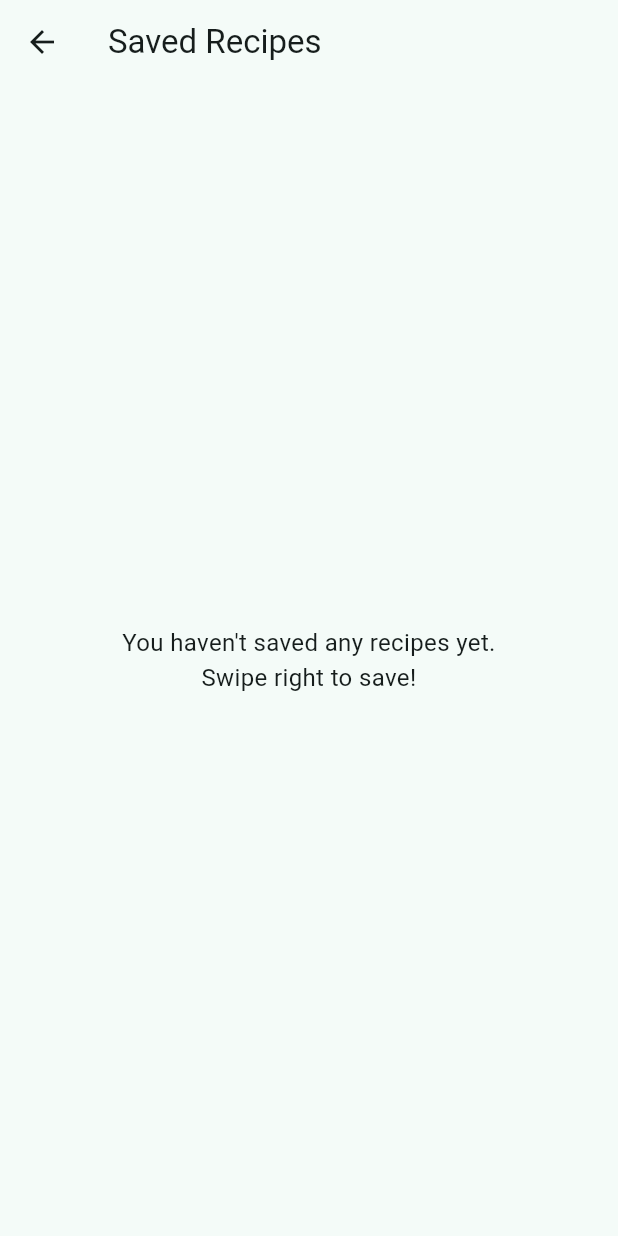
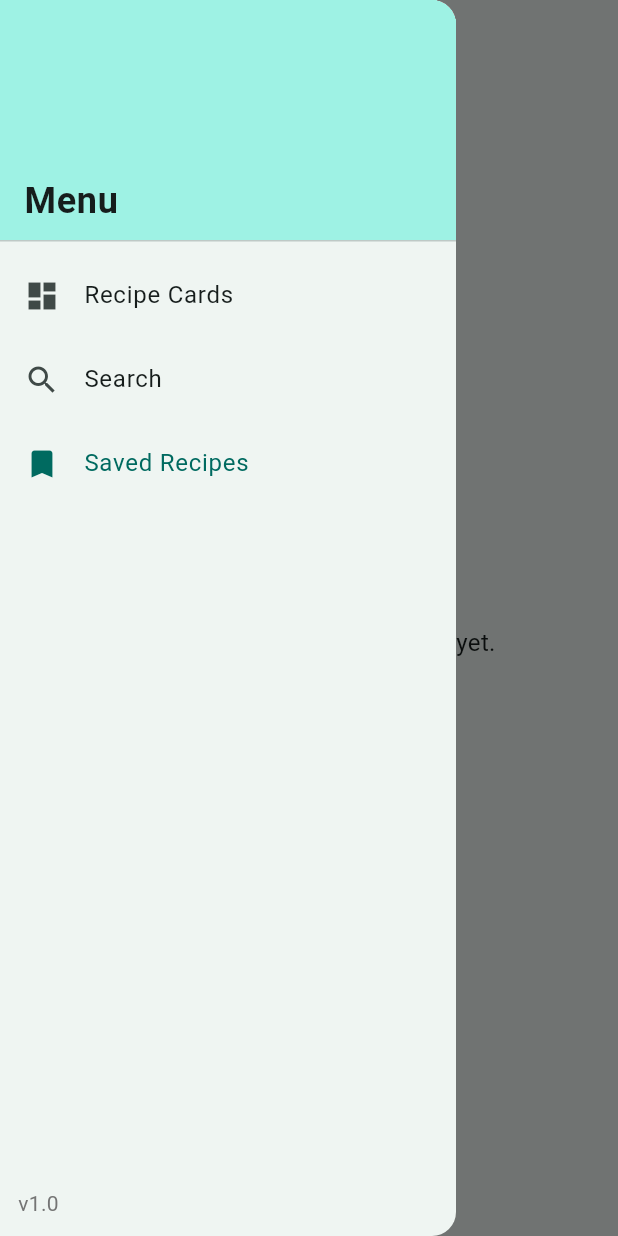
Before and after one commit to doebrained/cs1635_mpx, a Flutter app: the SavedRecipesScreen screen opened by its route, with the side drawer open (before the commit the screen has no drawer), on a phone screen of 412 x 824 dp. Run offline on Flutter 3.47's test engine with Material 3 defaults, Android fonts, the phone set to English and light mode, and no system bars; our stand-ins replace flutter_card_swiper; network calls fail.

Commit message:
Fixed implementations of navigation_drawer.dart

```diff
--- a/lib/views/recipe_filter_screen.dart
+++ b/lib/views/recipe_filter_screen.dart
@@ -5,7 +5,7 @@ import 'package:flutter_card_swiper/flutter_card_swiper.dart';
 import '../viewmodels/recipe_filter_viewmodel.dart';
 import '../models/recipe.dart';
 import 'widgets/recipe_card.dart';
-import 'widgets/app_drawer.dart';
+import 'navigation_drawer.dart';
 import 'widgets/recipe_detail_sheet.dart';
 
 class RecipeFilterScreen extends StatefulWidget {
@@ -30,7 +30,7 @@ class _RecipeFilterScreenState extends State<RecipeFilterScreen> {
     final filtered = vm.filteredRecipes;
 
     return Scaffold(
-      drawer: AppDrawer(),
+      drawer: const AppNavigationDrawer(currentRoute: '/'),
       appBar: AppBar(title: const Text('Swipe Recipes')),
       body: Padding(
         padding: const EdgeInsets.all(16),
--- a/lib/views/saved_recipes_screen.dart
+++ b/lib/views/saved_recipes_screen.dart
@@ -2,6 +2,7 @@ import 'package:flutter/material.dart';
 import 'package:provider/provider.dart';
 
 import '../viewmodels/recipe_filter_viewmodel.dart';
+import 'navigation_drawer.dart';
 import 'widgets/recipe_card.dart';
 import 'widgets/recipe_detail_sheet.dart';
 
@@ -14,6 +15,7 @@ class SavedRecipesScreen extends StatelessWidget {
     final saved = vm.likedRecipes;
 
     return Scaffold(
+      drawer: const AppNavigationDrawer(currentRoute: '/saved'),
       appBar: AppBar(title: const Text("Saved Recipes")),
       body: saved.isEmpty
           ? const Center(
--- a/lib/views/search_screen.dart
+++ b/lib/views/search_screen.dart
@@ -8,8 +8,8 @@ class SearchScreen extends StatelessWidget {
   @override
   Widget build(BuildContext context) {
     return Scaffold(
+      drawer: const AppNavigationDrawer(currentRoute: '/search'),
       appBar: AppBar(title: const Text('Search')),
-      drawer: const AppNavigationDrawer(currentRoute: '/search'),
       body: const Center(
         child: Padding(
           padding: EdgeInsets.all(16.0),
```
